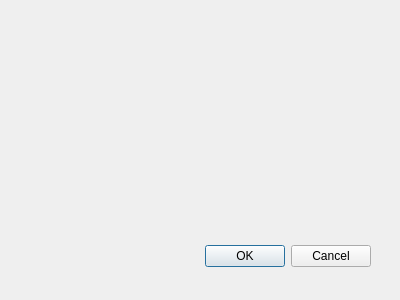
Old version of the form multiple_shape_file/Multiple_Shape_File_dialog_base.ui in the repository Kritim-123/QGIS-Extension.
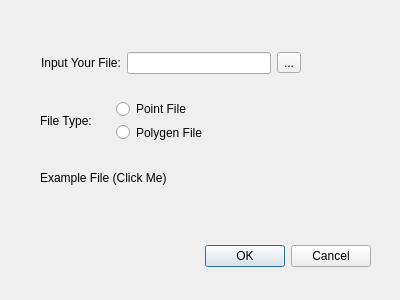
New version of the form.

The edit to the form file:
```diff
--- a/multiple_shape_file/Multiple_Shape_File_dialog_base.ui
+++ b/multiple_shape_file/Multiple_Shape_File_dialog_base.ui
@@ -28,6 +28,85 @@
     <set>QDialogButtonBox::Cancel|QDialogButtonBox::Ok</set>
    </property>
   </widget>
+  <widget class="QLabel" name="label_3">
+   <property name="geometry">
+    <rect>
+     <x>40</x>
+     <y>170</y>
+     <width>141</width>
+     <height>16</height>
+    </rect>
+   </property>
+   <property name="text">
+    <string>Example File (Click Me)</string>
+   </property>
+  </widget>
+  <widget class="QWidget" name="">
+   <property name="geometry">
+    <rect>
+     <x>40</x>
+     <y>100</y>
+     <width>167</width>
+     <height>41</height>
+    </rect>
+   </property>
+   <layout class="QHBoxLayout" name="horizontalLayout_2">
+    <item>
+     <widget class="QLabel" name="label_2">
+      <property name="text">
+       <string>File Type:</string>
+      </property>
+     </widget>
+    </item>
+    <item>
+     <layout class="QVBoxLayout" name="verticalLayout">
+      <item>
+       <widget class="QRadioButton" name="radioButton">
+        <property name="text">
+         <string>Point File</string>
+        </property>
+       </widget>
+      </item>
+      <item>
+       <widget class="QRadioButton" name="radioButton_2">
+        <property name="text">
+         <string>Polygen File</string>
+        </property>
+       </widget>
+      </item>
+     </layout>
+    </item>
+   </layout>
+  </widget>
+  <widget class="QWidget" name="">
+   <property name="geometry">
+    <rect>
+     <x>41</x>
+     <y>51</y>
+     <width>260</width>
+     <height>24</height>
+    </rect>
+   </property>
+   <layout class="QHBoxLayout" name="horizontalLayout">
+    <item>
+     <widget class="QLabel" name="label">
+      <property name="text">
+       <string>Input Your File:</string>
+      </property>
+     </widget>
+    </item>
+    <item>
+     <widget class="QLineEdit" name="lineEdit"/>
+    </item>
+    <item>
+     <widget class="QToolButton" name="toolButton">
+      <property name="text">
+       <string>...</string>
+      </property>
+     </widget>
+    </item>
+   </layout>
+  </widget>
  </widget>
  <resources/>
  <connections>
```
Left out of the diff: 41 changed lines with no effect on the pictures.
